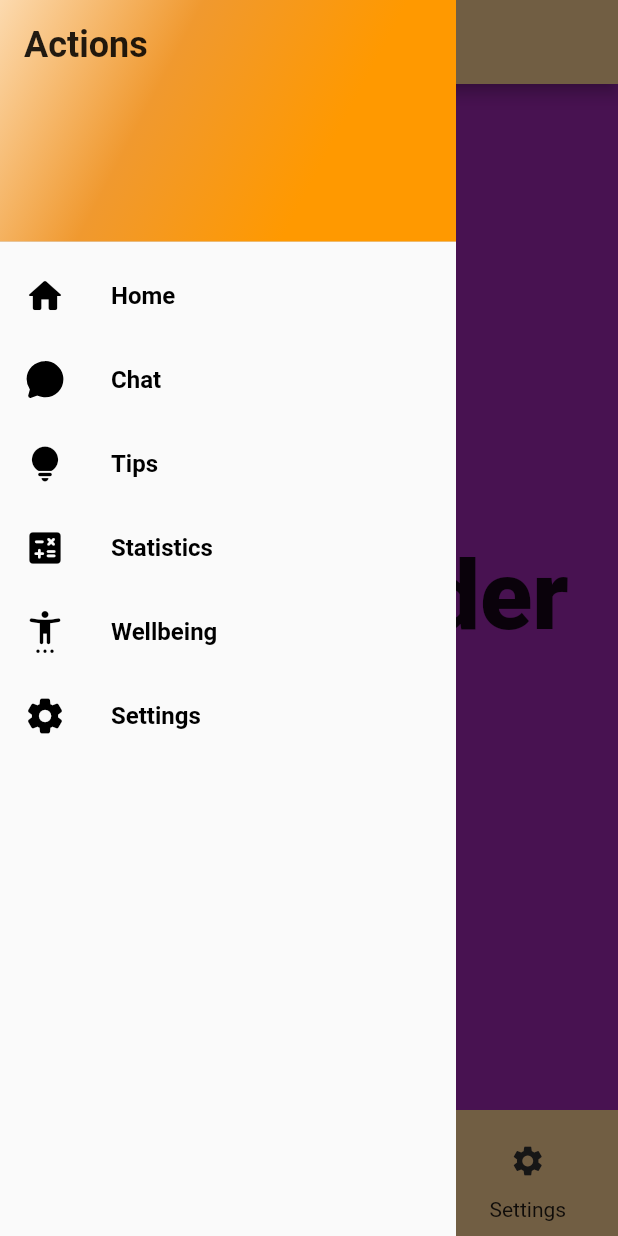
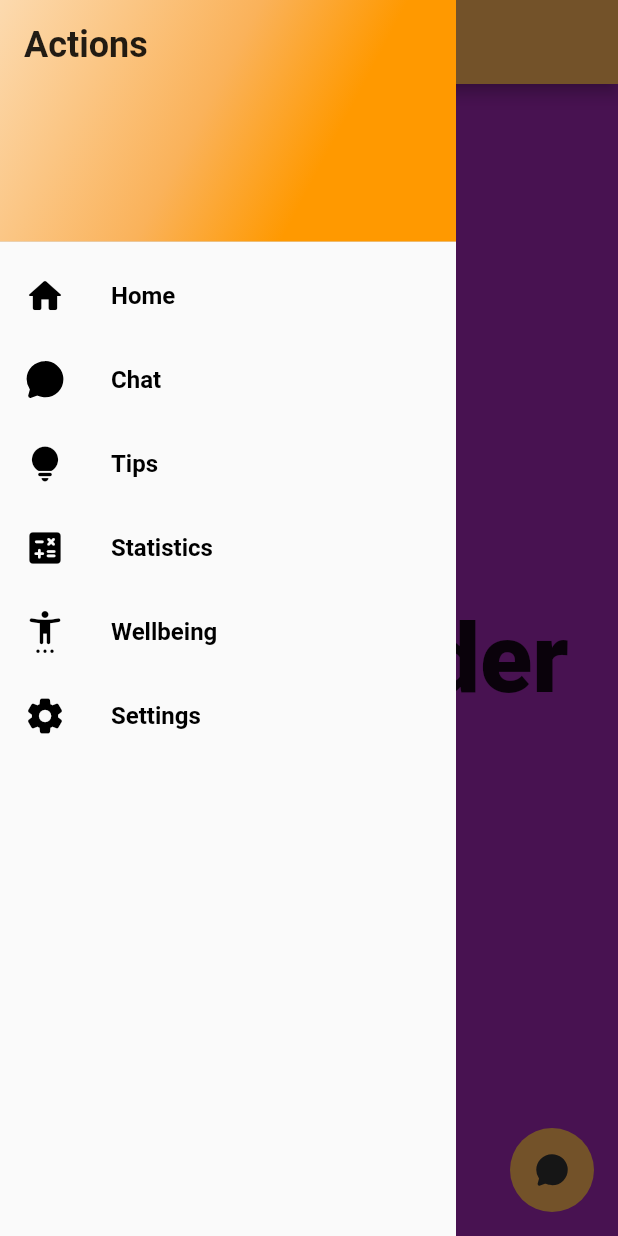
Before and after one commit to exoad/BloomApp, a Flutter app: the screen it shows after launch, in the side drawer, after a tap on "Home", on a phone screen of 412 x 824 dp. Run offline on Flutter 3.47's test engine with Material 2 defaults, Android fonts, the phone set to English and light mode, and no system bars; our stand-ins replace ionicons, shared_preferences, yaml.

Commit message:
`add` generic code cleanup and +impl

```diff
--- a/lib/bits/consts.dart
+++ b/lib/bits/consts.dart
@@ -1,19 +1,19 @@
 import 'package:flutter/material.dart';
+import 'package:shared_preferences/shared_preferences.dart';
 import 'package:yaml/yaml.dart';
 import 'pipe.dart';
 
 final class LaF {
+  static const String appName = "Bloom";
+
   static const Color empty = Color.fromARGB(0, 0, 0, 0);
   static const Color primaryBackground =
       Color.fromARGB(255, 247, 237, 225);
-  static const Color primaryColor =
-      Color.fromARGB(255, 247, 204, 147);
+  static const Color primaryColor = Color.fromARGB(255, 250, 178, 90);
   static const Color primaryColorTint =
       Color.fromARGB(255, 235, 208, 118);
   static const Color primaryColorTintDarker_Pressed =
       Color.fromARGB(180, 199, 144, 81);
-  static const Color primaryColorConstrast =
-      Color.fromARGB(255, 255, 145, 0);
   static const Color primaryColorFgContrast =
       Color.fromARGB(255, 48, 48, 48);
 
@@ -46,6 +46,7 @@ final class LaF {
 
 ThemeData appLaF() {
   return ThemeData(
+      highlightColor: LaF.primaryBackground,
       useMaterial3: false,
       scaffoldBackgroundColor: LaF.primaryBackground,
       bottomAppBarTheme: const BottomAppBarTheme(
@@ -54,7 +55,7 @@ ThemeData appLaF() {
         surfaceTintColor: LaF.primaryColorTint,
       ),
       floatingActionButtonTheme: const FloatingActionButtonThemeData(
-        backgroundColor: LaF.primaryColorConstrast,
+        backgroundColor: LaF.primaryColor,
         foregroundColor: LaF.primaryColorFgContrast,
       ),
       shadowColor: LaF.empty,
@@ -67,6 +68,8 @@ ThemeData appLaF() {
           const IconThemeData(color: LaF.primaryColorFgContrast));
 }
 
+late final SharedPreferences prefs;
+
 late YamlMap uiText;
 
 Future<void> init() async {
--- /dev/null
+++ b/lib/bits/data.dart
@@ -0,0 +1,4 @@
+class UserTelemetry {
+
+
+}
--- a/lib/bits/helper.dart
+++ b/lib/bits/helper.dart
@@ -1,6 +1,6 @@
 import 'package:flutter/material.dart';
 import 'package:project_1_app/bits/consts.dart';
-import 'package:project_1_app/parts/block.dart';
+import 'package:project_1_app/bits/block.dart';
 
 /// Creates a labled Icon Button in the format that the label is vertically under the Icon Button.
 /// [button] refers to the target IconButton and the [label] is the label for it and the optional [labelStyle]
--- a/lib/main.dart
+++ b/lib/main.dart
@@ -1,16 +1,17 @@
-import 'dart:ui';
-
 import 'package:flutter/material.dart';
 import 'package:ionicons/ionicons.dart';
 import 'package:project_1_app/bits/debug.dart';
 import 'package:project_1_app/bits/helper.dart';
 import 'package:project_1_app/bits/consts.dart';
-import 'package:project_1_app/parts/block.dart';
+import 'package:project_1_app/bits/block.dart';
+import 'package:shared_preferences/shared_preferences.dart';
 
 void main() {
   WidgetsFlutterBinding.ensureInitialized();
-
-  init().then((_) => runApp(const MainApp()));
+  SharedPreferences.getInstance().then((value) {
+    prefs = value;
+    init().then((_) => runApp(const MainApp()));
+  });
 }
 
 class MainApp extends StatefulWidget {
@@ -30,10 +31,11 @@ class _MainAppState extends State<MainApp> {
     super.dispose();
   }
 
-  void _animateToPage(int index) =>
-      pageController.animateToPage(index,
-          duration: const Duration(milliseconds: 300),
-          curve: Curves.fastEaseInToSlowEaseOut);
+  void _animateToPage(int index) {
+    pageController.animateToPage(index,
+        duration: const Duration(milliseconds: 250),
+        curve: Curves.fastEaseInToSlowEaseOut);
+  }
 
   @override
   Widget build(BuildContext context) {
@@ -44,7 +46,7 @@ class _MainAppState extends State<MainApp> {
         appBar: AppBar(
           backgroundColor: LaF.primaryColor,
           foregroundColor: LaF.primaryColorFgContrast,
-          title: const Text("AppName",
+          title: const Text(LaF.appName,
               style: TextStyle(fontWeight: FontWeight.w700)),
           centerTitle: true,
           primary: true,
@@ -57,12 +59,12 @@ class _MainAppState extends State<MainApp> {
                   gradient: LinearGradient(
                       colors: [
                     Color.fromARGB(255, 252, 218, 175),
-                    Color.fromARGB(255, 240, 153, 47),
+                    Color.fromARGB(255, 250, 178, 90),
                     Color.fromARGB(255, 255, 153, 0)
                   ],
                       stops: [
                     0.0,
-                    0.35,
+                    0.45,
                     0.7
                   ],
                       begin: Alignment.topLeft,
@@ -96,15 +98,13 @@ class _MainAppState extends State<MainApp> {
               onTap: () => _animateToPage(4))
         ])),
         floatingActionButtonLocation:
-            FloatingActionButtonLocation.centerDocked,
+            FloatingActionButtonLocation.endFloat,
         floatingActionButton: FloatingActionButton(
           onPressed: () => pageController.animateToPage(4,
               duration: const Duration(milliseconds: 300),
               curve: Curves.fastEaseInToSlowEaseOut),
           child: const Icon(Ionicons.chatbubble),
         ),
-        bottomNavigationBar:
-            BottNavBar(pageController: pageController),
         body: PageView(
           controller: pageController,
           pageSnapping: true,
@@ -115,7 +115,9 @@ class _MainAppState extends State<MainApp> {
             debug_wrapPageNumber(
                 bg: Colors.purple, text: "Placeholder"),
             debug_wrapPageNumber(bg: Colors.purple, text: "Page 2"),
-            debug_wrapPageNumber(bg: const Color.fromARGB(255, 63, 214, 234), text: "Page 3"),
+            debug_wrapPageNumber(
+                bg: const Color.fromARGB(255, 63, 214, 234),
+                text: "Page 3"),
             debug_wrapPageNumber(bg: Colors.green, text: "Page 4"),
             debug_wrapPageNumber(bg: Colors.red, text: "Page 5"),
           ],
@@ -216,54 +218,3 @@ class Page1_Home extends StatelessWidget {
     );
   }
 }
-
-class BottNavBar extends StatelessWidget {
-  const BottNavBar({
-    super.key,
-    required this.pageController,
-  });
-
-  final PageController pageController;
-
-  @override
-  Widget build(BuildContext context) {
-    return BottomAppBar(
-        shape: const CircularNotchedRectangle(),
-        child: Padding(
-          padding: const EdgeInsets.all(10.0),
-          child: Row(
-        mainAxisAlignment: MainAxisAlignment.spaceAround,
-        mainAxisSize: MainAxisSize.min,
-        children: [
-          labeledIconBtn(
-              child: bottomAppBarPageControlledBtn(
-                  pageNum: 0,
-                  icon: const Icon(Icons.home_filled),
-                  controller: pageController),
-              label: uiText["HomeLabel"]),
-          labeledIconBtn(
-            child: bottomAppBarPageControlledBtn(
-                pageNum: 1,
-                icon: const Icon(Icons.lightbulb_rounded),
-                controller: pageController),
-            label: uiText["TipsLabel"]!,
-          ),
-          labeledIconBtn(
-            child: bottomAppBarPageControlledBtn(
-                pageNum: 2,
-                icon: const Icon(Icons.format_list_bulleted_rounded),
-                controller: pageController),
-            label: uiText["LogLabel"]!,
-          ),
-          labeledIconBtn(
-            child: bottomAppBarPageControlledBtn(
-                pageNum: 3,
-                icon: const Icon(Icons.settings),
-                controller: pageController),
-            label: uiText["SettingsLabel"]!,
-          ),
-        ],
-      )),
-    );
-  }
-}
--- a/pubspec.yaml
+++ b/pubspec.yaml
@@ -10,6 +10,7 @@ dependencies:
   flutter:
     sdk: flutter
   ionicons: ^0.2.2
+  shared_preferences: ^2.2.2
   yaml: ^3.1.2
 
 dev_dependencies:
```
Also changed, not shown: lib/bits/block.dart (renamed from lib/parts/block.dart), pubspec.lock.
